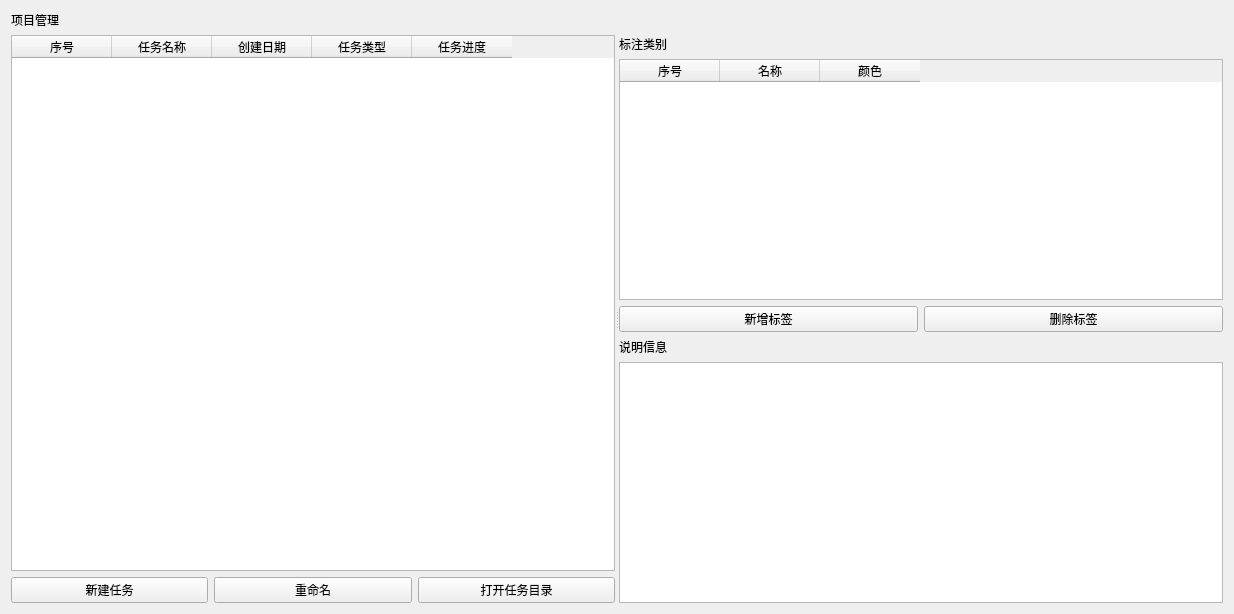
Above: VisionAIFlowApp/projectform.ui from HaiwenMeng/VisionAIFlowV1 before the change. Below: the same form after it.
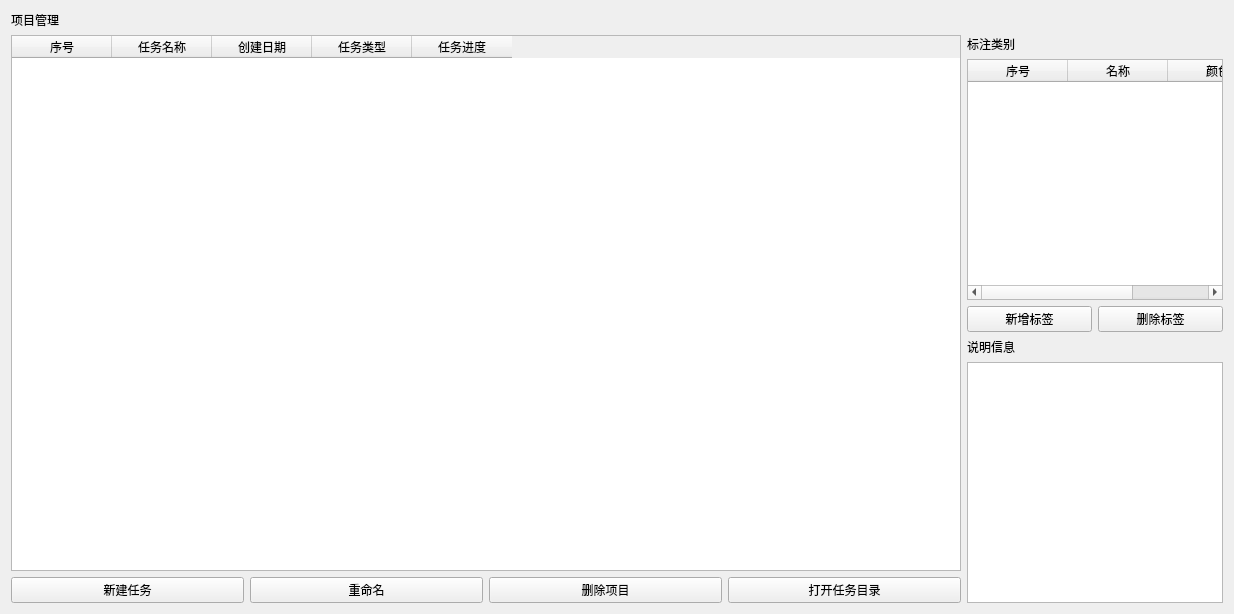
That is the form after the change.

```diff
--- a/VisionAIFlowApp/projectform.ui
+++ b/VisionAIFlowApp/projectform.ui
@@ -13,9 +13,9 @@
   <property name="windowTitle">
    <string>项目管理</string>
   </property>
-  <layout class="QGridLayout" name="gridLayout_2">
+  <layout class="QGridLayout" name="gridLayout_3">
    <item row="0" column="0">
-    <layout class="QGridLayout" name="gridLayout" rowstretch="0,10">
+    <layout class="QGridLayout" name="gridLayout_2">
      <item row="0" column="0">
       <widget class="QLabel" name="LB_Title">
        <property name="styleSheet">
@@ -27,11 +27,8 @@
       </widget>
      </item>
      <item row="1" column="0">
-      <widget class="QSplitter" name="splitter">
-       <property name="orientation">
-        <enum>Qt::Orientation::Horizontal</enum>
-       </property>
-       <widget class="QWidget" name="TaskPanel">
+      <layout class="QGridLayout" name="gridLayout" columnstretch="2,0">
+       <item row="0" column="0">
         <layout class="QVBoxLayout" name="taskLayout">
          <item>
           <widget class="QTableWidget" name="TW_ListTask">
@@ -78,6 +75,13 @@
              </property>
             </widget>
            </item>
+           <item>
+            <widget class="QPushButton" name="PB_DleteProject">
+             <property name="text">
+              <string>删除项目</string>
+             </property>
+            </widget>
+           </item>
            <item>
             <widget class="QPushButton" name="PB_ViewPos">
              <property name="text">
@@ -88,8 +92,8 @@
           </layout>
          </item>
         </layout>
-       </widget>
-       <widget class="QWidget" name="DetailPanel">
+       </item>
+       <item row="0" column="1">
         <layout class="QVBoxLayout" name="detailLayout">
          <item>
           <widget class="QLabel" name="LB_Labels">
@@ -150,8 +154,8 @@
           </widget>
          </item>
         </layout>
-       </widget>
-      </widget>
+       </item>
+      </layout>
      </item>
     </layout>
    </item>
```
